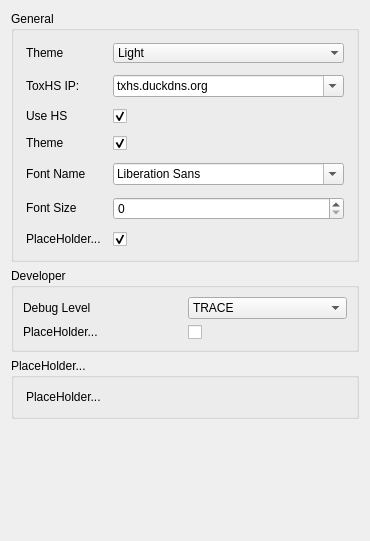
Old version of the form qofiaui/settingform.ui in the repository envsh/tox-homeserver.
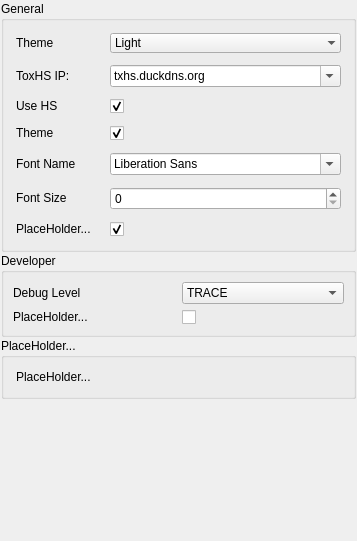
New version of the form.

Commit message: fix left click. split qrc. malloc_trim

What changed in the file:
```diff
--- a/qofiaui/settingform.ui
+++ b/qofiaui/settingform.ui
@@ -14,6 +14,21 @@
    <string>Form</string>
   </property>
   <layout class="QVBoxLayout" name="verticalLayout">
+   <property name="spacing">
+    <number>1</number>
+   </property>
+   <property name="leftMargin">
+    <number>1</number>
+   </property>
+   <property name="topMargin">
+    <number>1</number>
+   </property>
+   <property name="rightMargin">
+    <number>1</number>
+   </property>
+   <property name="bottomMargin">
+    <number>1</number>
+   </property>
    <item>
     <widget class="QGroupBox" name="groupBox">
      <property name="title">
```
The commit also changes 17 other files.
